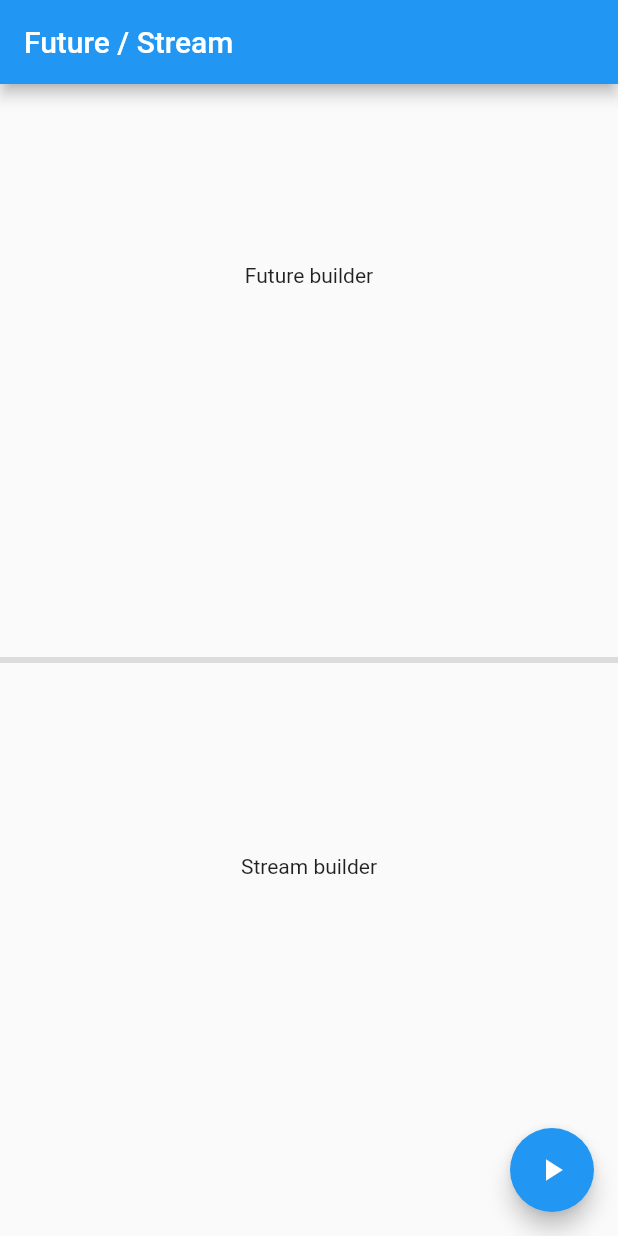
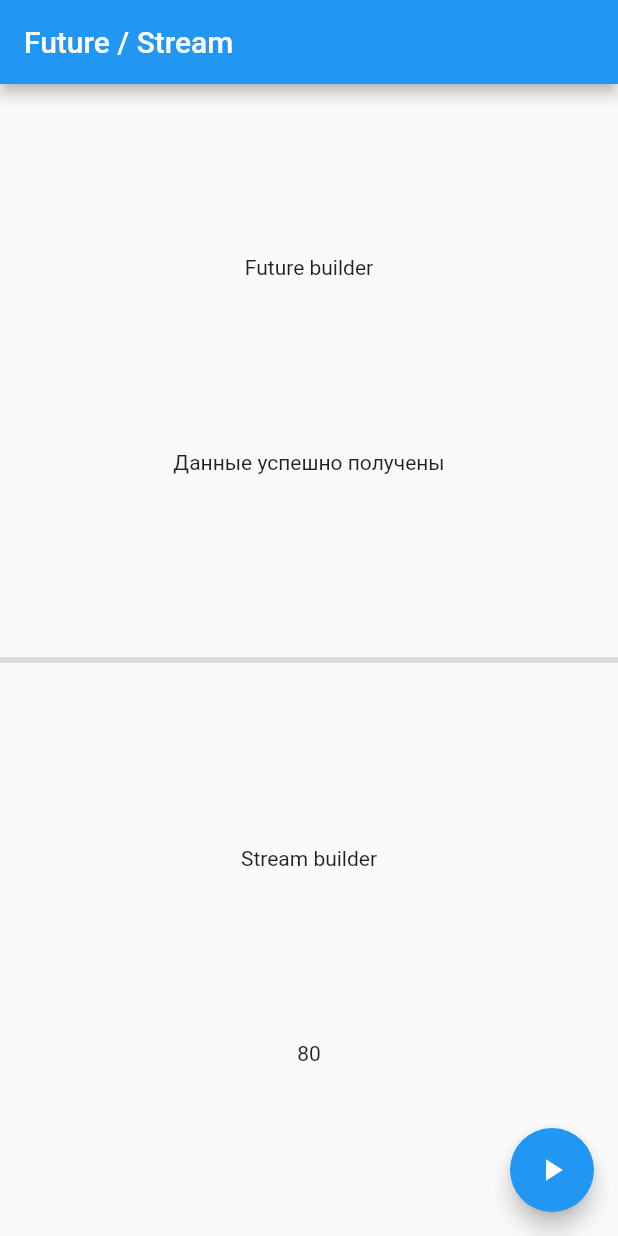
Before and after one commit to skillbox-koutja/skillbox_flutter_cource, a Flutter app: the screen it shows after launch, after a tap on the "play arrow" icon, on a phone screen of 412 x 824 dp. Run offline on Flutter 3.47's test engine with Material 2 defaults, Android fonts, the phone set to English and light mode, and no system bars; our stand-ins replace fluro.

Commit message:
08_AsyncFuture: future_stream_builder

```diff
--- a/08_AsyncFuture/future_stream_builder/lib/main.dart
+++ b/08_AsyncFuture/future_stream_builder/lib/main.dart
@@ -22,14 +22,15 @@ class MyApp extends StatelessWidget {
 }
 
 class MyHomePage extends StatefulWidget {
-  MyHomePage({Key key}) : super(key: key);
+  MyHomePage({Key? key}) : super(key: key);
 
   @override
   _MyHomePageState createState() => _MyHomePageState();
 }
 
 class _MyHomePageState extends State<MyHomePage> {
-  bool isRandonGenerated = false;
+  bool isRandomGenerated = false;
+
   @override
   Widget build(BuildContext context) {
     return Scaffold(
@@ -44,10 +45,29 @@ class _MyHomePageState extends State<MyHomePage> {
               children: [
                 Text('Future builder'),
                 Center(
-                    //
-                    // TODO: FutureBuilder
-                    //
-                    ),
+                  child: FutureBuilder<String>(
+                    future: dataFuture(isRandomGenerated),
+                    builder: (context, snapshot) {
+                      if (snapshot.hasData) {
+                        return Text(snapshot.data ?? '');
+                      }
+
+                      if (snapshot.hasError) {
+                        return Text(
+                          snapshot.error.toString(),
+                          style: TextStyle(
+                            color: Colors.red[300],
+                          ),
+                        );
+                      }
+
+                      return Padding(
+                        padding: const EdgeInsets.only(top: 16.0),
+                        child: LinearProgressIndicator(),
+                      );
+                    },
+                  ),
+                ),
               ],
             ),
           ),
@@ -58,10 +78,22 @@ class _MyHomePageState extends State<MyHomePage> {
               children: [
                 Text('Stream builder'),
                 Center(
-                    //
-                    // TODO: StreamBuilder
-                    //
-                    ),
+                  child: StreamBuilder(
+                    stream: dataStream(100, isRandomGenerated),
+                    builder: (context, snapshot) {
+                      if (snapshot.hasError) {
+                        return Text(
+                          snapshot.error.toString(),
+                          style: TextStyle(
+                            color: Colors.red[300],
+                          ),
+                        );
+                      }
+
+                      return Text(snapshot.data != null ? '${snapshot.data}' : 'start stream');
+                    },
+                  ),
+                ),
               ],
             ),
           )
@@ -70,7 +102,9 @@ class _MyHomePageState extends State<MyHomePage> {
       floatingActionButton: FloatingActionButton(
         onPressed: () {
           // rebuild widget
-          setState(() {});
+          setState(() {
+            isRandomGenerated = !isRandomGenerated;
+          });
         },
         tooltip: 'Increment',
         child: Icon(Icons.play_arrow),
@@ -79,12 +113,16 @@ class _MyHomePageState extends State<MyHomePage> {
   }
 }
 
-Stream<int> dataStream(int count) async* {
-  var random = Random();
+Stream<int> dataStream(int count, bool isRandomGenerated) async* {
+  if (!isRandomGenerated) {
+    throw 'Ошибка запуска генератора случайных чисел';
+  }
+
+  var random = Random(1000007);
   while (count > 0) {
     int rand = random.nextInt(100);
     if (rand < 20) {
-      throw 'Ошибка, число меньше 20';
+      throw 'Ошибка, число $rand меньше 20';
     } else {
       count = count - 1;
       await Future.delayed(Duration(seconds: 1));
@@ -93,10 +131,10 @@ Stream<int> dataStream(int count) async* {
   }
 }
 
-Future<String> dataFuture() async {
-  var random = Random();
+Future<String> dataFuture(bool isRandomGenerated) async {
   final response = await Future.delayed(Duration(seconds: 1), () {
-    final isSuccess = random.nextBool();
+    var random = Random(1000007).nextBool();
+    final isSuccess = isRandomGenerated ? random : !random;
     return isSuccess;
   });
   if (response) {
```
Also changed, not shown: 08_AsyncFuture/future_stream_builder/pubspec.lock.
